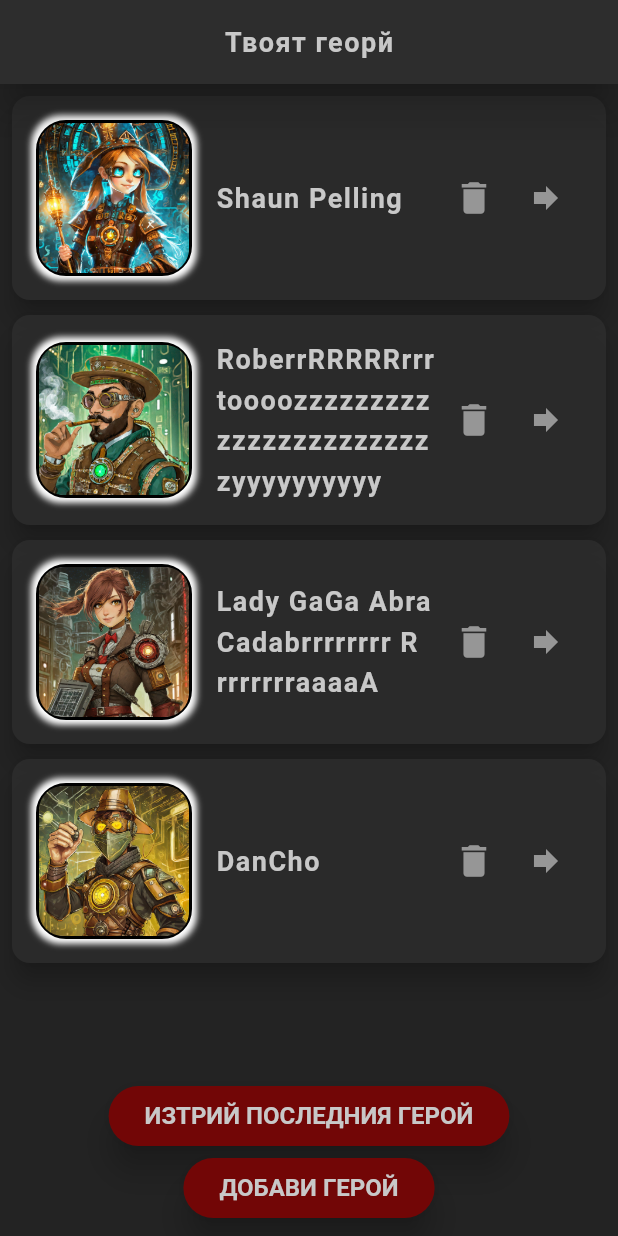
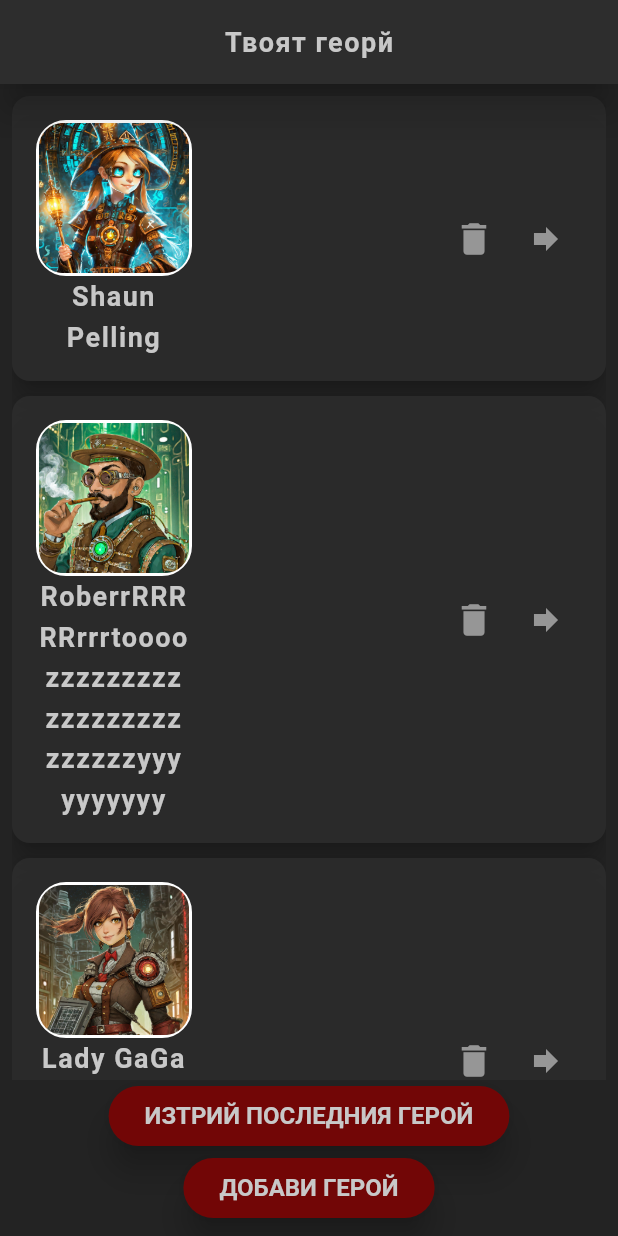
Before and after one commit to YKisyov/flutter_rpg, a Flutter app: the screen it shows after launch, on a phone screen of 412 x 824 dp. Run offline on Flutter 3.47's test engine with Material 3 defaults, Android fonts, the light colour scheme and no system bars; our stand-ins replace google_fonts.

Commit message:
BoxShadow was removed to make the ViewList lighter and more efficient. Used composition to add a default value for textAlign on the predefine and wrapped MyStyledTitle() to avoid Factory constructors. Kinda works well for now.

```diff
--- a/lib/shared/character_card.dart
+++ b/lib/shared/character_card.dart
@@ -5,9 +5,7 @@ import 'package:flutter_rpg/theme.dart';
 import '../models/character.dart';
 
 class CharacterCard extends StatelessWidget {
-  const CharacterCard(this.character, {
-    super.key,
-    required this.onDelete});
+  const CharacterCard(this.character, {super.key, required this.onDelete});
 
   final Character character;
   final VoidCallback onDelete;
@@ -20,28 +18,19 @@ class CharacterCard extends StatelessWidget {
         child: Row(
           //mainAxisAlignment: MainAxisAlignment.center,
           children: [
-
+            Column(
+              crossAxisAlignment: CrossAxisAlignment.center,
+              children: [
                 Container(
                   decoration: BoxDecoration(
                     borderRadius: BorderRadius.circular(20),
-                  boxShadow: [
-                    BoxShadow(
-                      color: Colors.white.withValues(alpha: 1), // Shadow color
-                      blurRadius: 3, // How soft the shadow is, the smaller the number the better
-                      spreadRadius: 3, // How big the shadow area is
-                      offset: Offset(0, 0), // Shadow position
-                    ),
-                  ],
-                  border: Border.all(color: Colors.black,
-                    width: 2)
+                    border: Border.all(color: Colors.white, width: 2),
                   ),
 
-                child:
-                  ClipRRect(
+                  child: ClipRRect(
                     borderRadius: BorderRadius.circular(16),
                     child: Image.asset(
                       character.vocation.image,
-
 
                       fit: BoxFit.fill,
                       width: 100,
@@ -49,25 +38,39 @@ class CharacterCard extends StatelessWidget {
                     ),
                   ),
                 ),
-            SizedBox(width: 16,),
-            Expanded(child:
-              MyStyledTitle(
-                  character.name),
+
+                SizedBox(
+                  width: 100,
+                  child: MyStyledTitle(
+                      character.name,
+                      textAlign: TextAlign.center,
                   ),
-            IconButton( //Delete Button
+                ),
+              ],
+            ),
+
+            SizedBox(width: 16),
+            Expanded(
+              child: SizedBox(),
+            ),
+            IconButton(
+              //Delete Button
               onPressed: () {
                 onDelete();
                 print("Element deleted");
               },
-              icon: Icon(Icons.delete, size: 28,),
-              color: AppColors.textColor,),
+              icon: Icon(Icons.delete, size: 28),
+              color: AppColors.textColor,
+            ),
 
-            IconButton( // Arrow Button
+            IconButton(
+              // Arrow Button
               onPressed: () {
                 print("Arrow icon was pressed.");
               },
               icon: Icon(Icons.forward),
-            color: AppColors.textColor,),
+              color: AppColors.textColor,
+            ),
           ],
         ),
       ),
--- a/lib/shared/styled_text.dart
+++ b/lib/shared/styled_text.dart
@@ -33,13 +33,18 @@ class MyStyledHeadline extends StatelessWidget {
 }
 
 class MyStyledTitle extends StatelessWidget {
-  const MyStyledTitle(this.text, {super.key});
+  const MyStyledTitle(this.text,
+      {super.key,
+        this.textAlign = TextAlign.left,
+      });
 
+  final TextAlign textAlign;
   final String text;
   @override
   Widget build(BuildContext context) {
     return Text(
       text,
+      textAlign: textAlign,
       style: GoogleFonts.shantellSans(
         textStyle: Theme.of(context).textTheme.titleMedium,
       ),
```
Lines whose indentation alone changed are shown as unchanged.
